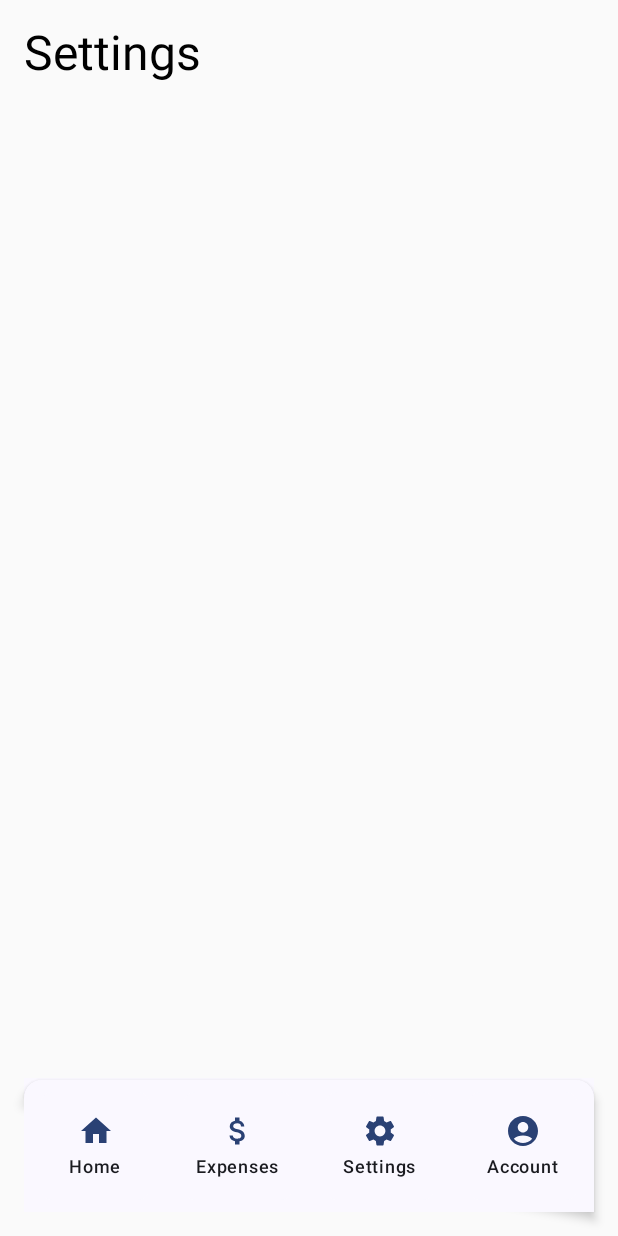
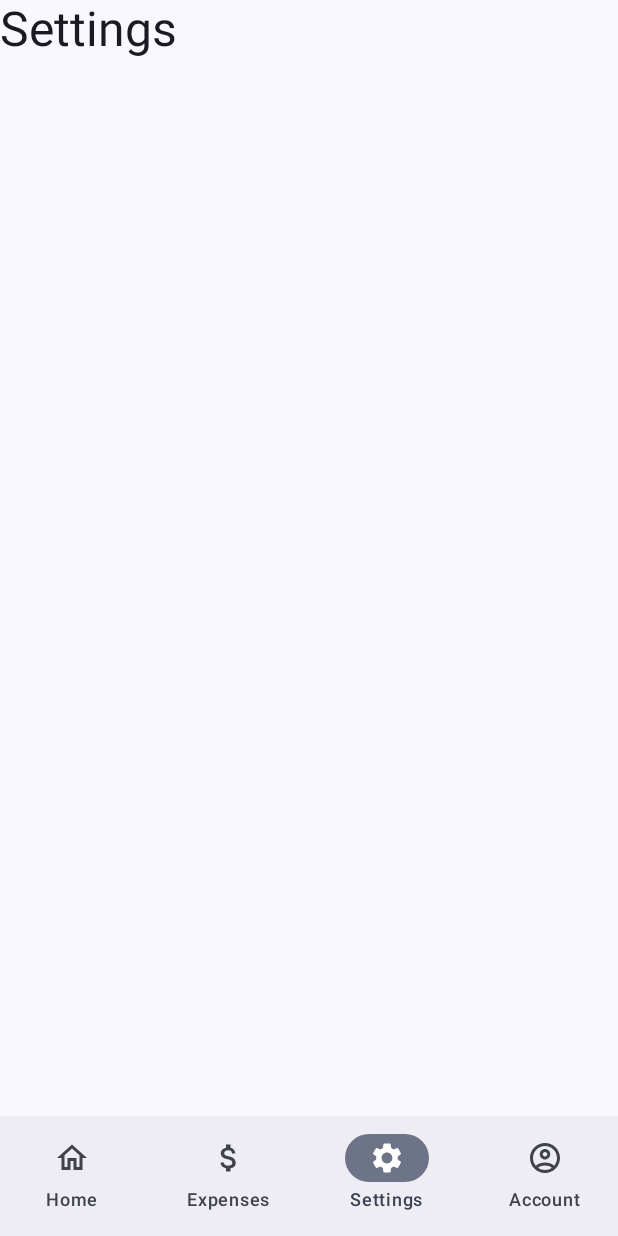
Before and after one commit to magmatti/motovault, an Android app built with Jetpack Compose: the SettingsScreen screen opened through its navigation route, on a phone screen of 412 x 824 dp. Run offline under Robolectric (Android 15) with nearby library versions, the phone set to English and light mode, and no system bars; our stand-ins replace Firebase (no records; nobody signed in at launch, a user with empty details on screens opened directly).

Commit message:
new bottom app navigation bar

```diff
--- a/app/src/main/java/com/uken/motovault/MainActivity.kt
+++ b/app/src/main/java/com/uken/motovault/MainActivity.kt
@@ -6,7 +6,7 @@ import androidx.activity.compose.setContent
 import androidx.activity.enableEdgeToEdge
 import com.google.android.gms.auth.api.identity.Identity
 import com.uken.motovault.presentation.sign_in.GoogleAuthUiClient
-import com.uken.motovault.ui.composables.navigation.AppNavigation
+import com.uken.motovault.ui.AppNavigation
 import com.uken.motovault.ui.theme.MotoVaultTheme
 
 class MainActivity : ComponentActivity() {
--- a/app/src/main/java/com/uken/motovault/ui/composables/navigation/AppNavigation.kt
+++ b/app/src/main/java/com/uken/motovault/ui/AppNavigation.kt
@@ -1,4 +1,4 @@
-package com.uken.motovault.ui.composables.navigation
+package com.uken.motovault.ui
 
 import android.app.Activity.RESULT_OK
 import android.content.Context
@@ -18,7 +18,6 @@ import androidx.navigation.compose.rememberNavController
 import com.uken.motovault.presentation.sign_in.GoogleAuthUiClient
 import com.uken.motovault.presentation.sign_in.SignInViewModel
 import com.uken.motovault.presentation.viewmodels.VehicleViewModel
-import com.uken.motovault.ui.Routes
 import com.uken.motovault.ui.screens.AccountScreen
 import com.uken.motovault.ui.screens.ExpensesScreen
 import com.uken.motovault.ui.screens.HomeScreen
@@ -110,7 +109,7 @@ fun AppNavigation(
             }
             composable(Routes.VEHICLE_INFO_SCREEN) {
                 val viewModel = viewModel<VehicleViewModel>()
-                VehicleInfoScreen(viewModel, "VF1BG0N0526997886")
+                VehicleInfoScreen(navController, viewModel, "VF1BG0N0526997886")
             }
         }
     )
--- /dev/null
+++ b/app/src/main/java/com/uken/motovault/ui/composables/navigationbar/AppNavigationBar.kt
@@ -0,0 +1,83 @@
+package com.uken.motovault.ui.composables.navigationbar
+
+import androidx.compose.material.icons.Icons
+import androidx.compose.material.icons.filled.AccountCircle
+import androidx.compose.material.icons.filled.AttachMoney
+import androidx.compose.material.icons.filled.Home
+import androidx.compose.material.icons.filled.Settings
+import androidx.compose.material.icons.outlined.AccountCircle
+import androidx.compose.material.icons.outlined.AttachMoney
+import androidx.compose.material.icons.outlined.Home
+import androidx.compose.material.icons.outlined.Settings
+import androidx.compose.material3.Icon
+import androidx.compose.material3.NavigationBar
+import androidx.compose.material3.NavigationBarItem
+import androidx.compose.material3.Text
+import androidx.compose.runtime.Composable
+import androidx.compose.runtime.LaunchedEffect
+import androidx.compose.runtime.getValue
+import androidx.lifecycle.viewmodel.compose.viewModel
+import androidx.navigation.NavController
+import androidx.navigation.compose.currentBackStackEntryAsState
+import com.uken.motovault.ui.Routes
+
+@Composable
+fun AppNavigationBar(
+    navController: NavController,
+    viewModel: NavigationBarViewModel = viewModel()
+) {
+    val navBackStackEntry by navController.currentBackStackEntryAsState()
+    LaunchedEffect(navBackStackEntry) {
+        viewModel.updateSelectedIndexByRoute(navBackStackEntry?.destination?.route ?: "")
+    }
+
+    val items = listOf(
+        NavigationBarItem(
+            label = "Home",
+            selectedIcon = Icons.Filled.Home,
+            unselectedIcon = Icons.Outlined.Home,
+            route = Routes.HOME_SCREEN
+        ),
+        NavigationBarItem(
+            label = "Expenses",
+            selectedIcon = Icons.Filled.AttachMoney,
+            unselectedIcon = Icons.Outlined.AttachMoney,
+            route = Routes.EXPENSES_SCREEN
+        ),
+        NavigationBarItem(
+            label = "Settings",
+            selectedIcon = Icons.Filled.Settings,
+            unselectedIcon = Icons.Outlined.Settings,
+            route = Routes.SETTINGS_SCREEN
+        ),
+        NavigationBarItem(
+            label = "Account",
+            selectedIcon = Icons.Filled.AccountCircle,
+            unselectedIcon = Icons.Outlined.AccountCircle,
+            route = Routes.ACCOUNT_SCREEN
+        ),
+    )
+
+    NavigationBar {
+        items.forEachIndexed { index, item ->
+            NavigationBarItem(
+                selected = viewModel.selectedItemIndex == index,
+                onClick = {
+                    viewModel.onItemSelected(index)
+                    navController.navigate(item.route)
+                },
+                icon = {
+                    Icon(
+                        imageVector = if (viewModel.selectedItemIndex == index) {
+                            item.selectedIcon
+                        } else item.unselectedIcon,
+                        contentDescription = item.label
+                    )
+                },
+                label = {
+                    Text(text = item.label)
+                }
+            )
+        }
+    }
+}
--- a/app/src/main/java/com/uken/motovault/ui/composables/navigationbar/NavigationBar.kt
+++ /dev/null
@@ -1,62 +0,0 @@
-package com.uken.motovault.ui.composables.navigationbar
-
-import androidx.compose.foundation.background
-import androidx.compose.foundation.layout.*
-import androidx.compose.foundation.shape.RoundedCornerShape
-import androidx.compose.material.icons.Icons
-import androidx.compose.material.icons.filled.AccountCircle
-import androidx.compose.material.icons.filled.Home
-import androidx.compose.material.icons.filled.Settings
-import androidx.compose.material.icons.filled.AttachMoney
-import androidx.compose.material3.*
-import androidx.compose.runtime.Composable
-import androidx.compose.ui.Alignment
-import androidx.compose.ui.Modifier
-import androidx.compose.ui.unit.dp
-import androidx.navigation.NavController
-import com.uken.motovault.ui.Routes
-
-@Composable
-fun NavigationBar(navController: NavController) {
-    Surface(
-        modifier = Modifier
-            .fillMaxWidth()
-            .background(MaterialTheme.colorScheme.surface)
-            .padding(top = 1.dp),
-        shadowElevation = 4.dp,
-        shape = RoundedCornerShape(topStart = 12.dp, topEnd = 12.dp)
-    ) {
-        Row(
-            modifier = Modifier
-                .fillMaxWidth()
-                .padding(vertical = 8.dp),
-            horizontalArrangement = Arrangement.SpaceAround,
-            verticalAlignment = Alignment.CenterVertically
-        ) {
-            NavigationBarItem(
-                icon = Icons.Filled.Home,
-                label = "Home",
-                onClick = { onNavBarItemClick(Routes.HOME_SCREEN, navController) }
-            )
-            NavigationBarItem(
-                icon = Icons.Filled.AttachMoney,
-                label = "Expenses",
-                onClick = { onNavBarItemClick(Routes.EXPENSES_SCREEN, navController) }
-            )
-            NavigationBarItem(
-                icon = Icons.Filled.Settings,
-                label = "Settings",
-                onClick = { onNavBarItemClick(Routes.SETTINGS_SCREEN, navController) }
-            )
-            NavigationBarItem(
-                icon = Icons.Filled.AccountCircle,
-                label = "Account",
-                onClick = { onNavBarItemClick(Routes.ACCOUNT_SCREEN, navController) }
-            )
-        }
-    }
-}
-
-fun onNavBarItemClick(route: String, navController: NavController) {
-    navController.navigate(route)
-}
--- a/app/src/main/java/com/uken/motovault/ui/composables/navigationbar/NavigationBarItem.kt
+++ b/app/src/main/java/com/uken/motovault/ui/composables/navigationbar/NavigationBarItem.kt
@@ -1,53 +1,10 @@
 package com.uken.motovault.ui.composables.navigationbar
 
-import androidx.compose.foundation.background
-import androidx.compose.foundation.clickable
-import androidx.compose.foundation.layout.Arrangement
-import androidx.compose.foundation.layout.Box
-import androidx.compose.foundation.layout.Column
-import androidx.compose.foundation.layout.Spacer
-import androidx.compose.foundation.layout.height
-import androidx.compose.foundation.layout.padding
-import androidx.compose.foundation.layout.size
-import androidx.compose.foundation.shape.RoundedCornerShape
-import androidx.compose.material3.Icon
-import androidx.compose.material3.MaterialTheme
-import androidx.compose.material3.Text
-import androidx.compose.runtime.Composable
-import androidx.compose.ui.Alignment
-import androidx.compose.ui.Modifier
 import androidx.compose.ui.graphics.vector.ImageVector
-import androidx.compose.ui.unit.dp
 
-@Composable
-fun NavigationBarItem(
-    icon: ImageVector,
-    label: String,
-    onClick: () -> Unit
-) {
-    Box(
-        modifier = Modifier
-            .padding(horizontal = 8.dp)
-            .size(72.dp)
-            .background(MaterialTheme.colorScheme.surface, shape = RoundedCornerShape(8.dp))
-            .clickable { onClick() },
-        contentAlignment = Alignment.Center
-    ) {
-        Column(
-            horizontalAlignment = Alignment.CenterHorizontally,
-            verticalArrangement = Arrangement.Center
-        ) {
-            Icon(
-                imageVector = icon,
-                contentDescription = label,
-                tint = MaterialTheme.colorScheme.primary
-            )
-            Spacer(modifier = Modifier.height(4.dp))
-            Text(
-                text = label,
-                style = MaterialTheme.typography.labelMedium,
-                color = MaterialTheme.colorScheme.onSurface
-            )
-        }
-    }
-}
+data class NavigationBarItem(
+    val label: String,
+    val selectedIcon: ImageVector,
+    val unselectedIcon: ImageVector,
+    val route: String
+)
--- /dev/null
+++ b/app/src/main/java/com/uken/motovault/ui/composables/navigationbar/NavigationBarViewModel.kt
@@ -0,0 +1,28 @@
+package com.uken.motovault.ui.composables.navigationbar
+
+import androidx.compose.runtime.getValue
+import androidx.compose.runtime.mutableStateOf
+import androidx.compose.runtime.setValue
+import androidx.lifecycle.ViewModel
+import com.uken.motovault.ui.Routes
+
+class NavigationBarViewModel: ViewModel() {
+
+    var selectedItemIndex by mutableStateOf(0)
+        private set
+
+    private val routes = listOf(
+        Routes.HOME_SCREEN,
+        Routes.EXPENSES_SCREEN,
+        Routes.SETTINGS_SCREEN,
+        Routes.ACCOUNT_SCREEN
+    )
+
+    fun onItemSelected(index: Int) {
+        selectedItemIndex = index
+    }
+
+    fun updateSelectedIndexByRoute(route: String?) {
+        selectedItemIndex = routes.indexOf(route).takeIf { it >= 0 } ?: 0
+    }
+}
--- a/app/src/main/java/com/uken/motovault/ui/screens/AccountScreen.kt
+++ b/app/src/main/java/com/uken/motovault/ui/screens/AccountScreen.kt
@@ -10,6 +10,7 @@ import androidx.compose.foundation.layout.size
 import androidx.compose.foundation.shape.CircleShape
 import androidx.compose.material3.Button
 import androidx.compose.material3.MaterialTheme
+import androidx.compose.material3.Scaffold
 import androidx.compose.material3.Text
 import androidx.compose.runtime.Composable
 import androidx.compose.ui.Alignment
@@ -20,30 +21,34 @@ import androidx.compose.ui.text.font.FontWeight
 import androidx.compose.ui.text.style.TextAlign
 import androidx.compose.ui.unit.dp
 import androidx.compose.ui.unit.sp
+import androidx.lifecycle.viewmodel.compose.viewModel
 import androidx.navigation.NavController
 import coil.compose.AsyncImage
 import com.uken.motovault.presentation.sign_in.UserData
-import com.uken.motovault.ui.composables.navigationbar.NavigationBar
+import com.uken.motovault.ui.composables.navigationbar.AppNavigationBar
+import com.uken.motovault.ui.composables.navigationbar.NavigationBarViewModel
 
 @Composable
 fun AccountScreen(
     navController: NavController,
     userData: UserData?,
-    onSignOut: () -> Unit
+    onSignOut: () -> Unit,
+    viewModel: NavigationBarViewModel = viewModel()
 ) {
+    Scaffold(
+        bottomBar = { AppNavigationBar(navController, viewModel) }
+    ) { paddingValues ->
         Column(
             modifier = Modifier
                 .fillMaxSize()
-            .padding(16.dp),
+                .padding(paddingValues),
             verticalArrangement = Arrangement.SpaceBetween
         ) {
-
             Text(
                 text = "Account",
                 style = MaterialTheme.typography.headlineLarge,
                 modifier = Modifier.align(Alignment.Start)
             )
-
             Column(
                 modifier = Modifier.align(Alignment.CenterHorizontally),
                 horizontalAlignment = Alignment.CenterHorizontally
@@ -74,7 +79,6 @@ fun AccountScreen(
                     Text(text = "Sign out")
                 }
             }
-
-        NavigationBar(navController = navController)
         }
     }
+}
--- a/app/src/main/java/com/uken/motovault/ui/screens/ExpensesScreen.kt
+++ b/app/src/main/java/com/uken/motovault/ui/screens/ExpensesScreen.kt
@@ -5,22 +5,28 @@ import androidx.compose.foundation.layout.Column
 import androidx.compose.foundation.layout.fillMaxSize
 import androidx.compose.foundation.layout.padding
 import androidx.compose.material3.MaterialTheme
+import androidx.compose.material3.Scaffold
 import androidx.compose.material3.Text
 import androidx.compose.runtime.Composable
 import androidx.compose.ui.Alignment
 import androidx.compose.ui.Modifier
-import androidx.compose.ui.unit.dp
+import androidx.lifecycle.viewmodel.compose.viewModel
 import androidx.navigation.NavController
-import com.uken.motovault.ui.composables.navigationbar.NavigationBar
+import com.uken.motovault.ui.composables.navigationbar.AppNavigationBar
+import com.uken.motovault.ui.composables.navigationbar.NavigationBarViewModel
 
 @Composable
 fun ExpensesScreen(
-    navController: NavController
+    navController: NavController,
+    viewModel: NavigationBarViewModel = viewModel()
 ) {
+    Scaffold(
+        bottomBar = { AppNavigationBar(navController, viewModel) }
+    ) { paddingValues ->
         Column(
             modifier = Modifier
                 .fillMaxSize()
-            .padding(16.dp),
+                .padding(paddingValues),
             verticalArrangement = Arrangement.SpaceBetween,
             horizontalAlignment = Alignment.CenterHorizontally
         ) {
@@ -29,6 +35,6 @@ fun ExpensesScreen(
                 style = MaterialTheme.typography.headlineLarge,
                 modifier = Modifier.align(Alignment.Start),
             )
-        NavigationBar(navController = navController)
         }
     }
+}
--- a/app/src/main/java/com/uken/motovault/ui/screens/HomeScreen.kt
+++ b/app/src/main/java/com/uken/motovault/ui/screens/HomeScreen.kt
@@ -13,9 +13,11 @@ import androidx.compose.material.icons.Icons
 import androidx.compose.material.icons.filled.Add
 import androidx.compose.material3.AlertDialog
 import androidx.compose.material3.ExtendedFloatingActionButton
+import androidx.compose.material3.FabPosition
 import androidx.compose.material3.Icon
 import androidx.compose.material3.MaterialTheme
 import androidx.compose.material3.OutlinedTextField
+import androidx.compose.material3.Scaffold
 import androidx.compose.material3.Text
 import androidx.compose.material3.TextButton
 import androidx.compose.runtime.Composable
@@ -26,27 +28,41 @@ import androidx.compose.runtime.setValue
 import androidx.compose.ui.Alignment
 import androidx.compose.ui.Modifier
 import androidx.compose.ui.unit.dp
+import androidx.lifecycle.viewmodel.compose.viewModel
 import androidx.navigation.NavController
 import com.uken.motovault.presentation.vehicle_info.VehicleInfo
 import com.uken.motovault.ui.Routes
 import com.uken.motovault.ui.composables.home_screen.VehicleItem
-import com.uken.motovault.ui.composables.navigationbar.NavigationBar
+import com.uken.motovault.ui.composables.navigationbar.AppNavigationBar
+import com.uken.motovault.ui.composables.navigationbar.NavigationBarViewModel
 
 @Composable
 fun HomeScreen(
     navController: NavController,
+    viewModel: NavigationBarViewModel = viewModel()
 ) {
     var showDialog by remember { mutableStateOf(false) }
     var vehicleName by remember { mutableStateOf("") }
     var vinNumber by remember { mutableStateOf("") }
     var vehicleList by remember { mutableStateOf(listOf<VehicleInfo>()) }
 
+    Scaffold(
+        bottomBar = { AppNavigationBar(navController, viewModel) },
+        floatingActionButton = {
+            ExtendedFloatingActionButton(
+                onClick = { showDialog = true },
+                icon = { Icon(Icons.Filled.Add, "Add Icon") },
+                text = { Text(text = "Add Vehicle") },
+            )
+        },
+        floatingActionButtonPosition = FabPosition.End
+    ) { innerPadding ->
         Column(
             verticalArrangement = Arrangement.SpaceBetween,
             horizontalAlignment = Alignment.CenterHorizontally,
             modifier = Modifier
                 .fillMaxSize()
-            .padding(16.dp)
+                .padding(innerPadding)
         ) {
             Text(
                 text = "Home",
@@ -70,14 +86,7 @@ fun HomeScreen(
                     )
                 }
             }
-
-        ExtendedFloatingActionButton(
-            onClick = { showDialog = true },
-            icon = { Icon(Icons.Filled.Add, "Add Icon") },
-            text = { Text(text = "Add Vehicle") },
-        )
-
-        NavigationBar(navController = navController)
+        }
     }
 
     if (showDialog) {
--- a/app/src/main/java/com/uken/motovault/ui/screens/SettingsScreen.kt
+++ b/app/src/main/java/com/uken/motovault/ui/screens/SettingsScreen.kt
@@ -5,22 +5,28 @@ import androidx.compose.foundation.layout.Column
 import androidx.compose.foundation.layout.fillMaxSize
 import androidx.compose.foundation.layout.padding
 import androidx.compose.material3.MaterialTheme
+import androidx.compose.material3.Scaffold
 import androidx.compose.material3.Text
 import androidx.compose.runtime.Composable
 import androidx.compose.ui.Alignment
 import androidx.compose.ui.Modifier
-import androidx.compose.ui.unit.dp
+import androidx.lifecycle.viewmodel.compose.viewModel
 import androidx.navigation.NavController
-import com.uken.motovault.ui.composables.navigationbar.NavigationBar
+import com.uken.motovault.ui.composables.navigationbar.AppNavigationBar
+import com.uken.motovault.ui.composables.navigationbar.NavigationBarViewModel
 
 @Composable
 fun SettingsScreen(
-    navController: NavController
+    navController: NavController,
+    viewModel: NavigationBarViewModel = viewModel()
 ) {
+    Scaffold(
+        bottomBar = { AppNavigationBar(navController, viewModel) }
+    ) { paddingValues ->
         Column(
             modifier = Modifier
                 .fillMaxSize()
-            .padding(16.dp),
+                .padding(paddingValues),
             verticalArrangement = Arrangement.SpaceBetween,
             horizontalAlignment = Alignment.CenterHorizontally
         ) {
@@ -29,6 +35,6 @@ fun SettingsScreen(
                 style = MaterialTheme.typography.headlineLarge,
                 modifier = Modifier.align(Alignment.Start),
             )
-        NavigationBar(navController = navController)
         }
     }
+}
--- a/app/src/main/java/com/uken/motovault/ui/screens/VehicleInfoScreen.kt
+++ b/app/src/main/java/com/uken/motovault/ui/screens/VehicleInfoScreen.kt
@@ -6,18 +6,24 @@ import androidx.compose.foundation.layout.fillMaxSize
 import androidx.compose.foundation.layout.padding
 import androidx.compose.material3.CircularProgressIndicator
 import androidx.compose.material3.MaterialTheme
+import androidx.compose.material3.Scaffold
 import androidx.compose.material3.Text
 import androidx.compose.runtime.Composable
 import androidx.compose.runtime.LaunchedEffect
 import androidx.compose.ui.Alignment
 import androidx.compose.ui.Modifier
-import androidx.compose.ui.unit.dp
 import androidx.lifecycle.viewmodel.compose.viewModel
+import androidx.navigation.NavController
 import com.uken.motovault.presentation.viewmodels.VehicleViewModel
+import com.uken.motovault.ui.composables.navigationbar.AppNavigationBar
 import com.uken.motovault.ui.composables.vehicle_info_screen.VehicleDetails
 
 @Composable
-fun VehicleInfoScreen(vehicleViewModel: VehicleViewModel = viewModel(), vin: String) {
+fun VehicleInfoScreen(
+    navController: NavController,
+    vehicleViewModel: VehicleViewModel = viewModel(),
+    vin: String
+) {
 
     val vehicle = vehicleViewModel.vehicleState
 
@@ -25,10 +31,13 @@ fun VehicleInfoScreen(vehicleViewModel: VehicleViewModel = viewModel(), vin: Str
         vehicleViewModel.fetchVehicleInfo(vin)
     }
 
+    Scaffold(
+        bottomBar = { AppNavigationBar(navController) }
+    ) { paddingValues ->
         Column(
             modifier = Modifier
                 .fillMaxSize()
-            .padding(16.dp)
+                .padding(paddingValues)
         ) {
             Text(
                 text = "Car info",
@@ -55,5 +64,5 @@ fun VehicleInfoScreen(vehicleViewModel: VehicleViewModel = viewModel(), vin: Str
                 }
             }
         }
-
     }
+}
```
Lines whose indentation alone changed are shown as unchanged.
